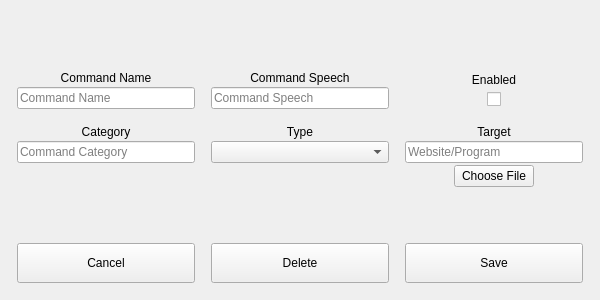
The window that PyQt-GUIProject/edit_command.ui (Notaweedle/Pro100_Voice_rec) describes before a commit, drawn with Qt 5.
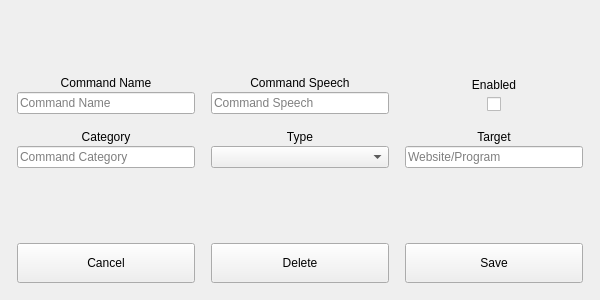
The same window after the commit.

```diff
--- a/PyQt-GUIProject/edit_command.ui
+++ b/PyQt-GUIProject/edit_command.ui
@@ -368,67 +368,26 @@
         </widget>
        </item>
        <item>
-        <layout class="QHBoxLayout" name="horizontalLayout_4">
-         <item>
-          <widget class="QLineEdit" name="targetEdit">
-           <property name="text">
-            <string/>
-           </property>
-           <property name="echoMode">
-            <enum>QLineEdit::EchoMode::Normal</enum>
-           </property>
-           <property name="readOnly">
-            <bool>false</bool>
-           </property>
-           <property name="placeholderText">
-            <string>Website/Program</string>
-           </property>
-           <property name="clearButtonEnabled">
-            <bool>false</bool>
-           </property>
-          </widget>
-         </item>
-        </layout>
+        <widget class="QLineEdit" name="targetEdit">
+         <property name="text">
+          <string/>
+         </property>
+         <property name="echoMode">
+          <enum>QLineEdit::EchoMode::Normal</enum>
+         </property>
+         <property name="readOnly">
+          <bool>false</bool>
+         </property>
+         <property name="placeholderText">
+          <string>Website/Program</string>
+         </property>
+         <property name="clearButtonEnabled">
+          <bool>false</bool>
+         </property>
+        </widget>
        </item>
        <item>
-        <layout class="QHBoxLayout" name="horizontalLayout_6">
-         <item>
-          <spacer name="horizontalSpacer_5">
-           <property name="orientation">
-            <enum>Qt::Orientation::Horizontal</enum>
-           </property>
-           <property name="sizeHint" stdset="0">
-            <size>
-             <width>40</width>
-             <height>20</height>
-            </size>
-           </property>
-          </spacer>
-         </item>
-         <item>
-          <widget class="QPushButton" name="chooseTargetBtn">
-           <property name="text">
-            <string>Choose File</string>
-           </property>
-          </widget>
-         </item>
-         <item>
-          <spacer name="horizontalSpacer_6">
-           <property name="orientation">
-            <enum>Qt::Orientation::Horizontal</enum>
-           </property>
-           <property name="sizeHint" stdset="0">
-            <size>
-             <width>40</width>
-             <height>20</height>
-            </size>
-           </property>
-          </spacer>
-         </item>
-        </layout>
-       </item>
-       <item>
-        <spacer name="verticalSpacer_14">
+        <spacer name="verticalSpacer_12">
          <property name="orientation">
           <enum>Qt::Orientation::Vertical</enum>
          </property>
```
Left out of the diff: 164 changed lines with no effect on the pictures.
